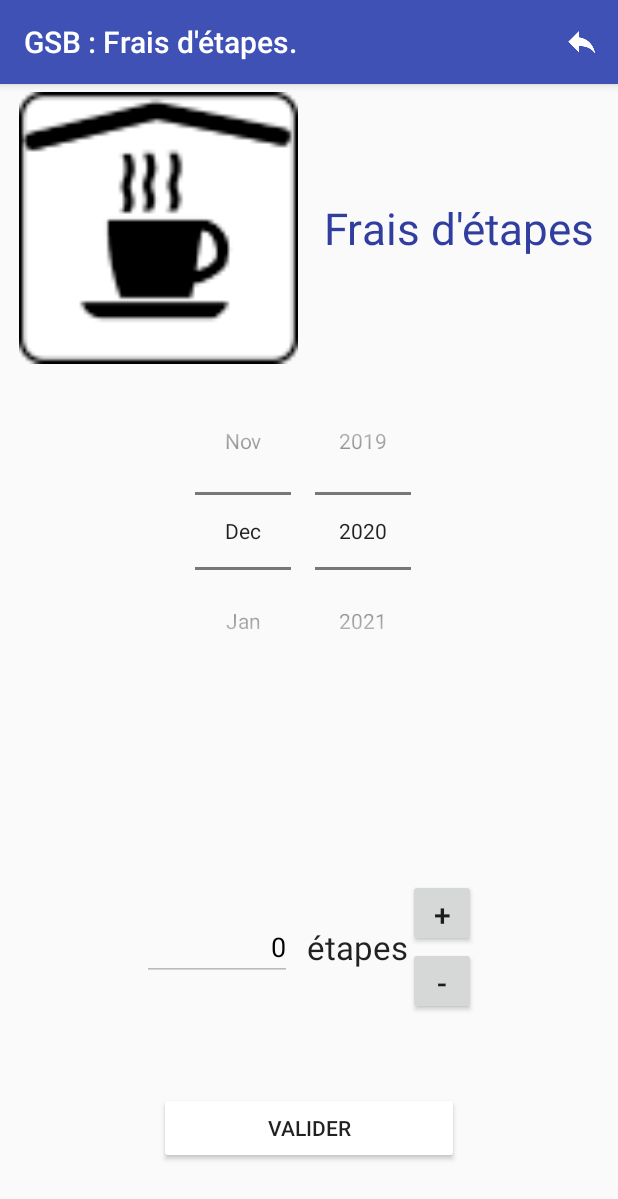
After one commit to AlexisVedrenne/GSBAppliAndroid, an Android app: the EtapeActivity screen opened directly, with no data from a screen before it, on a phone screen of 412 x 824 dp. The commit adds this screen. Shown: the top 1199 px of the screen. Run offline under Robolectric (Android 15) with nearby library versions, the phone set to English and light mode, and no system bars.

Commit message:
Ajout de l'activity Frais d'étape

```diff
--- a/app/src/main/AndroidManifest.xml
+++ b/app/src/main/AndroidManifest.xml
@@ -10,7 +10,8 @@
         android:roundIcon="@mipmap/ic_launcher_round"
         android:supportsRtl="true"
         android:theme="@style/AppTheme">
-        <activity android:name=".Nuitees"></activity>
+        <activity android:name=".EtapeActivity"></activity>
+        <activity android:name=".Nuitees" />
         <activity android:name=".MainActivity">
             <intent-filter>
                 <action android:name="android.intent.action.MAIN" />
--- /dev/null
+++ b/app/src/main/java/fr/bonaparte/suividevosfrais/EtapeActivity.java
@@ -0,0 +1,157 @@
+package fr.bonaparte.suividevosfrais;
+
+import androidx.appcompat.app.AppCompatActivity;
+
+import android.content.Intent;
+import android.os.Bundle;
+import android.view.Menu;
+import android.view.MenuInflater;
+import android.view.MenuItem;
+import android.view.View;
+import android.widget.Button;
+import android.widget.DatePicker;
+import android.widget.EditText;
+import android.widget.ImageView;
+
+import java.util.Locale;
+
+public class EtapeActivity extends AppCompatActivity {
+
+    // informations affichées dans l'activité
+    private Integer annee ;
+    private Integer mois ;
+    private Integer qte ;
+
+    @Override
+    protected void onCreate(Bundle savedInstanceState) {
+        super.onCreate(savedInstanceState);
+        setContentView(R.layout.activity_etape);
+        setTitle("GSB : Frais d'étapes" +
+                ".");
+        // modification de l'affichage du DatePicker
+        Global.changeAfficheDate((DatePicker) findViewById(R.id.datEtape), false) ;
+        // valorisation des propriétés
+        valoriseProprietes() ;
+        // chargement des méthodes événementielles
+        imgReturn_clic() ;
+        cmdValider_clic() ;
+        cmdPlus_clic() ;
+        cmdMoins_clic() ;
+        dat_clic() ;
+    }
+
+    @Override
+    public boolean onCreateOptionsMenu(Menu menu) {
+        // Inflate the menu; this adds items to the action bar if it is present.
+        MenuInflater inflater = getMenuInflater();
+        inflater.inflate(R.menu.menu_actions, menu);
+        return true;
+    }
+
+    @Override
+    public boolean onOptionsItemSelected(MenuItem item) {
+        if (item.getTitle().equals(getString(R.string.retour_accueil))) {
+            retourActivityPrincipale() ;
+        }
+        return super.onOptionsItemSelected(item);
+    }
+
+
+    /**
+     * Valorisation des propriétés avec les informations affichées
+     */
+    private void valoriseProprietes() {
+        annee = ((DatePicker)findViewById(R.id.datEtape)).getYear() ;
+        mois = ((DatePicker)findViewById(R.id.datEtape)).getMonth() + 1 ;
+        // récupération de la qte correspondant au mois actuel
+        qte = 0 ;
+        Integer key = annee*100+mois ;
+        if (Global.listFraisMois.containsKey(key)) {
+            qte = Global.listFraisMois.get(key).getEtape() ;
+        }
+        ((EditText)findViewById(R.id.txtetape)).setText(String.format(Locale.FRANCE, "%d", qte)) ;
+    }
+
+    /**
+     * Sur la selection de l'image : retour au menu principal
+     */
+    private void imgReturn_clic() {
+        findViewById(R.id.imgEtapeReturn).setOnClickListener(new ImageView.OnClickListener() {
+            public void onClick(View v) {
+                retourActivityPrincipale() ;
+            }
+        }) ;
+    }
+
+    /**
+     * Sur le clic du bouton valider : sérialisation
+     */
+    private void cmdValider_clic() {
+        findViewById(R.id.cmdEtapeValider).setOnClickListener(new Button.OnClickListener() {
+            public void onClick(View v) {
+                Serializer.serialize(Global.listFraisMois, EtapeActivity.this) ;
+                retourActivityPrincipale() ;
+            }
+        }) ;
+    }
+
+    /**
+     * Sur le clic du bouton plus : ajout de 10 dans la quantité
+     */
+    private void cmdPlus_clic() {
+        findViewById(R.id.cmdEtapesPlus).setOnClickListener(new Button.OnClickListener() {
+            public void onClick(View v) {
+                qte+=1 ;
+                enregNewQte() ;
+            }
+        }) ;
+    }
+
+    /**
+     * Sur le clic du bouton moins : enlève 10 dans la quantité si c'est possible
+     */
+    private void cmdMoins_clic() {
+        findViewById(R.id.cmdEtapeMoins).setOnClickListener(new Button.OnClickListener() {
+            public void onClick(View v) {
+                qte = Math.max(0, qte-1) ; // suppression de 10 si possible
+                enregNewQte() ;
+            }
+        }) ;
+    }
+
+    /**
+     * Sur le changement de date : mise à jour de l'affichage de la qte
+     */
+    private void dat_clic() {
+        final DatePicker uneDate = (DatePicker) findViewById(R.id.datEtape);
+        uneDate.init(uneDate.getYear(), uneDate.getMonth(), uneDate.getDayOfMonth(), new DatePicker.OnDateChangedListener(){
+            @Override
+            public void onDateChanged(DatePicker view, int year, int monthOfYear, int dayOfMonth) {
+                valoriseProprietes() ;
+            }
+        });
+    }
+
+    /**
+     * Enregistrement dans la zone de texte et dans la liste de la nouvelle qte, à la date choisie
+     */
+    private void enregNewQte() {
+        // enregistrement dans la zone de texte
+        ((EditText)findViewById(R.id.txtetape)).setText(String.format(Locale.FRANCE, "%d", qte)) ;
+        // enregistrement dans la liste
+        Integer key = annee*100+mois ;
+        if (!Global.listFraisMois.containsKey(key)) {
+            // creation du mois et de l'annee s'ils n'existent pas déjà
+            Global.listFraisMois.put(key, new FraisMois(annee, mois)) ;
+        }
+        Global.listFraisMois.get(key).setEtape(qte); ;
+    }
+
+    /**
+     * Retour à l'activité principale (le menu)
+     */
+    private void retourActivityPrincipale() {
+        Intent intent = new Intent(EtapeActivity.this, MainActivity.class) ;
+        startActivity(intent) ;
+    }
+}
--- a/app/src/main/java/fr/bonaparte/suividevosfrais/MainActivity.java
+++ b/app/src/main/java/fr/bonaparte/suividevosfrais/MainActivity.java
@@ -25,6 +25,7 @@ public class MainActivity extends AppCompatActivity {
         cmdMenu_clic(((ImageButton) findViewById(R.id.cmdHf)), HfActivity.class);
         cmdMenu_clic(((ImageButton) findViewById(R.id.cmdHfRecap)), HfRecapActivity.class);
         cmdMenu_clic(((ImageButton) findViewById(R.id.cmdNuitee)),Nuitees.class);
+        cmdMenu_clic(((ImageButton) findViewById(R.id.cmdEtape)), EtapeActivity.class);
         cmdTransfert_clic();
     }
 
--- /dev/null
+++ b/app/src/main/res/layout/activity_etape.xml
@@ -0,0 +1,176 @@
+<LinearLayout xmlns:android="http://schemas.android.com/apk/res/android"
+    xmlns:tools="http://schemas.android.com/tools"
+    android:layout_width="match_parent"
+    android:layout_height="match_parent"
+    android:layout_alignParentStart="true"
+    android:layout_alignParentTop="true"
+    android:layout_alignParentEnd="true"
+    android:layout_alignParentBottom="true"
+    android:orientation="vertical"
+    android:weightSum="1"
+    tools:context=".EtapeActivity">
+
+    <LinearLayout
+        android:layout_width="match_parent"
+        android:layout_height="0dp"
+        android:layout_weight="0.25"
+        android:baselineAligned="false"
+        android:orientation="horizontal"
+        android:padding="5dp"
+        android:weightSum="1">
+
+        <LinearLayout
+            android:layout_width="match_parent"
+            android:layout_height="match_parent"
+            android:layout_gravity="end"
+            android:layout_weight="0.5"
+            android:orientation="horizontal">
+
+            <ImageView
+                android:id="@+id/imgEtapeReturn"
+                android:layout_width="0dp"
+                android:layout_height="match_parent"
+                android:layout_gravity="end"
+                android:layout_weight="1"
+                android:contentDescription="@string/icone_frais_etape"
+                android:src="@drawable/frais_etape" />
+        </LinearLayout>
+
+        <LinearLayout
+            android:layout_width="match_parent"
+            android:layout_height="match_parent"
+            android:layout_weight="0.5"
+            android:gravity="center"
+            android:orientation="horizontal">
+
+            <TextView
+                android:id="@+id/txtTitleEtape"
+                android:layout_width="0dp"
+                android:layout_height="match_parent"
+                android:layout_weight="1"
+                android:autoSizeTextType="uniform"
+                android:gravity="start|center"
+                android:lines="1"
+                android:paddingLeft="10dp"
+                android:paddingRight="10dp"
+                android:text="@string/title_etapes"
+                android:textColor="@color/colorPrimaryDark" />
+
+        </LinearLayout>
+
+    </LinearLayout>
+
+    <LinearLayout
+        android:layout_width="match_parent"
+        android:layout_height="0dp"
+        android:layout_weight="0.4"
+        android:orientation="vertical">
+
+        <DatePicker
+            android:id="@+id/datEtape"
+            android:layout_width="match_parent"
+            android:layout_height="match_parent"
+            android:layout_gravity="center"
+            android:calendarViewShown="false"
+            android:datePickerMode="spinner" />
+
+    </LinearLayout>
+
+    <LinearLayout
+        android:layout_width="match_parent"
+        android:layout_height="0dp"
+        android:layout_weight="0.2"
+        android:baselineAligned="false"
+        android:gravity="center">
+
+        <LinearLayout
+            android:layout_width="wrap_content"
+            android:layout_height="match_parent"
+            android:layout_gravity="end"
+            android:paddingEnd="10dp"
+            tools:ignore="RtlSymmetry">
+
+            <EditText
+                android:id="@+id/txtetape"
+                android:layout_width="match_parent"
+                android:layout_height="wrap_content"
+                android:layout_gravity="center"
+                android:width="100dp"
+                android:accessibilityLiveRegion="none"
+                android:clickable="false"
+                android:contextClickable="false"
+                android:editable="false"
+                android:enabled="false"
+                android:gravity="end|center_vertical"
+                android:inputType="number"
+                android:selectAllOnFocus="false"
+                android:singleLine="false"
+                android:textAllCaps="false"
+                android:textColor="#000000">
+
+                <requestFocus />
+            </EditText>
+
+        </LinearLayout>
+
+        <LinearLayout
+            android:layout_width="wrap_content"
+            android:layout_height="match_parent"
+            android:layout_gravity="start"
+            tools:ignore="RtlSymmetry">
+
+            <TextView
+                android:id="@+id/lblEtape"
+                android:layout_width="wrap_content"
+                android:layout_height="wrap_content"
+                android:layout_gravity="center"
+                android:labelFor="@+id/txtEtapes"
+                android:text="@string/etapes"
+                android:textAppearance="?android:attr/textAppearanceLarge" />
+
+        </LinearLayout>
+
+        <LinearLayout
+            android:layout_width="wrap_content"
+            android:layout_height="match_parent"
+            android:layout_gravity="start"
+            android:gravity="start|center"
+            android:orientation="vertical"
+            tools:ignore="RtlSymmetry">
+
+            <Button
+                android:id="@+id/cmdEtapesPlus"
+                android:layout_width="45dp"
+                android:layout_height="45dp"
+                android:gravity="center"
+                android:text="@string/plus"
+                android:textSize="20sp" />
+
+            <Button
+                android:id="@+id/cmdEtapeMoins"
+                android:layout_width="45dp"
+                android:layout_height="45dp"
+                android:gravity="center"
+                android:text="@string/moins"
+                android:textSize="20sp" />
+
+        </LinearLayout>
+    </LinearLayout>
+
+    <LinearLayout
+        android:layout_width="match_parent"
+        android:layout_height="0dp"
+        android:layout_weight="0.15"
+        android:orientation="vertical"
+        android:paddingTop="20dp">
+
+        <Button
+            android:id="@+id/cmdEtapeValider"
+            android:layout_width="200dp"
+            android:layout_height="wrap_content"
+            android:layout_gravity="center"
+            android:backgroundTint="#FFFFFF"
+            android:text="@string/valider" />
+
+    </LinearLayout>
+</LinearLayout>
--- a/app/src/main/res/values/strings.xml
+++ b/app/src/main/res/values/strings.xml
@@ -13,10 +13,12 @@
     <string name="moins">-</string>
     <string name="nuitees">nuitées</string>
     <string name="valider">Valider</string>
+    <string name="etapes">étapes</string>
     <string name="deux_points">:</string>
     <string name="title_frais_km">Frais kilométriques</string>
     <string name="title_frais_hf">Frais hors forfait</string>
     <string name="title_nuitees">Frais de nuitées</string>
+    <string name="title_etapes">Frais d\'étapes</string>
     <string name="motif">Motif :</string>
     <string name="montant">Montant :</string>
     <string name="icone_frais_km">Icone des frais kilométriques</string>
```
